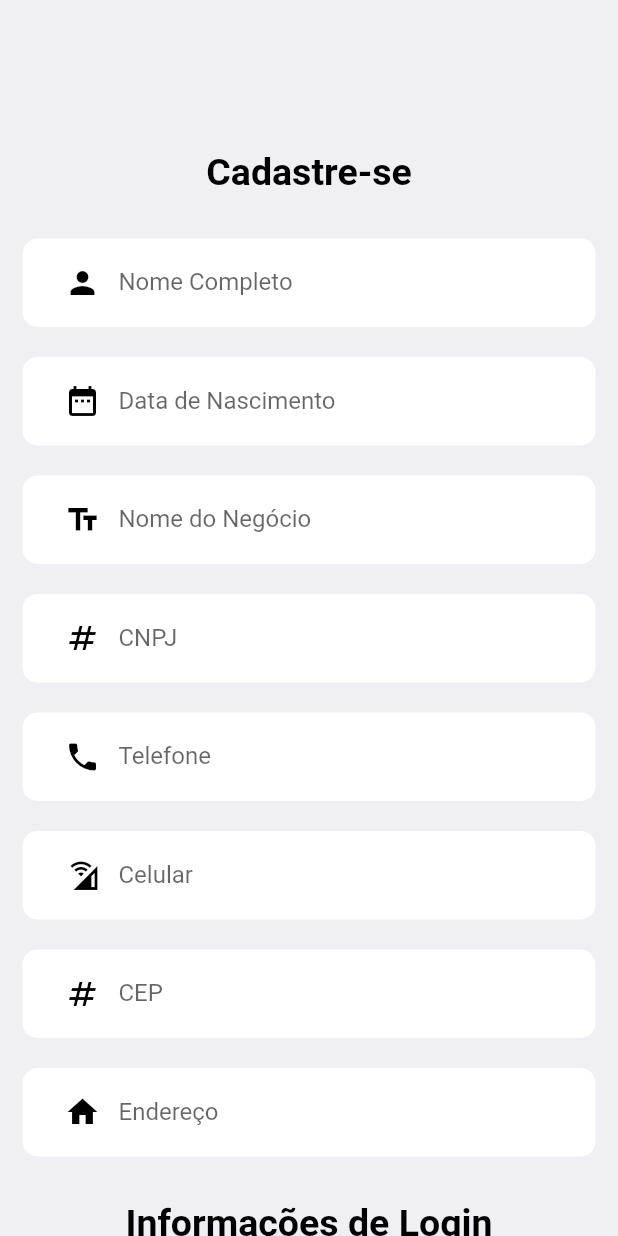
After one commit to guiqmaia/gear, a Flutter app: the Signup screen opened directly, on a phone screen of 412 x 824 dp. The commit adds this screen. Run offline on Flutter 3.47's test engine with Material 2 defaults, Android fonts, the phone set to English and light mode, and no system bars; our stand-ins replace dotted_border, fl_chart, image_picker, sqflite; missing offline and left inert: onboarding; accounts and stored records are empty.

Commit message:
fix bug in signup page

```diff
--- a/lib/main.dart
+++ b/lib/main.dart
@@ -1,9 +1,6 @@
 import 'package:flutter/material.dart';
-import 'package:gear/presenter/home/home_page.dart';
-import 'package:gear/presenter/login/login_page.dart';
-import 'package:gear/presenter/product_signup/product_signup_page.dart';
 
-import 'presenter/splash/splash_page.dart';
+import 'presenter/login/login_page.dart';
 
 void main(List<String> args) {
   runApp(
--- a/lib/presenter/signup/signup.dart
+++ b/lib/presenter/signup/signup.dart
@@ -1,10 +1,7 @@
 import 'package:flutter/material.dart';
 
 import '../../core/app_assets.dart';
-import '../login/login_page.dart';
-import '../shared/widgets/big_text_app.dart';
-import '../shared/widgets/btn_standard_app.dart';
-import '../shared/widgets/text_field_app.dart';
+import 'widgets/body_sign_up.dart';
 
 class Signup extends StatefulWidget {
   const Signup({Key? key}) : super(key: key);
@@ -30,93 +27,17 @@ class _SignupState extends State<Signup> {
   Widget build(BuildContext context) {
     return Scaffold(
       backgroundColor: backgroundGrey,
-      body: SingleChildScrollView(
-        physics: const BouncingScrollPhysics(),
-        child: Column(
-          children: [
-            Center(
-              child: Padding(
-                padding: const EdgeInsets.only(top: 100, bottom: 20),
-                child: BigTextApp(
-                  text: 'Cadastre-se',
-                ),
-              ),
-            ),
-            TextFieldApp(
-              labelItem: 'Nome Completo',
-              iconInput: Icons.person,
-              typeController: nameController,
-              isObscured: false,
-            ),
-            TextFieldApp(
-              labelItem: 'Data de Nascimento',
-              iconInput: Icons.date_range,
-              typeController: bithdayDateController,
-              isObscured: false,
-            ),
-            TextFieldApp(
-              labelItem: 'Nome do Negócio',
-              iconInput: Icons.text_fields_outlined,
-              typeController: bussinessNameController,
-              isObscured: false,
-            ),
-            TextFieldApp(
-              labelItem: 'CNPJ',
-              iconInput: Icons.numbers_sharp,
-              typeController: cnpjController,
-              isObscured: false,
-            ),
-            TextFieldApp(
-              labelItem: 'Telefone',
-              iconInput: Icons.phone,
-              typeController: phoneController,
-              isObscured: false,
-            ),
-            TextFieldApp(
-              labelItem: 'Celular',
-              iconInput: Icons.cell_wifi,
-              typeController: cellphoneController,
-              isObscured: false,
-            ),
-            TextFieldApp(
-              labelItem: 'CEP',
-              iconInput: Icons.numbers,
-              typeController: cepController,
-              isObscured: false,
-            ),
-            TextFieldApp(
-              labelItem: 'Endereço',
-              iconInput: Icons.home,
-              typeController: adressController,
-              isObscured: false,
-            ),
-
-            Padding(
-              padding: const EdgeInsets.only(top: 20, bottom: 20),
-              child: BigTextApp(text: 'Informações de Login'),
-            ),
-            TextFieldApp(
-              labelItem: 'Email',
-              iconInput: Icons.email,
-              typeController: loginController,
-              isObscured: false,
-            ),
-            TextFieldApp(
-              labelItem: 'Senha',
-              iconInput: Icons.key,
-              typeController: passwordController,
-              isObscured: false,
-            ),
-            Padding(
-              padding: const EdgeInsets.only(top: 20, bottom: 10),
-              child: BtnStandardApp(
-                  title: 'Finalizar Cadastro',
-                  pageRoute: LoginPage,
-                  widthBtn: MediaQuery.of(context).size.width * 9),
-            )
-          ],
-        ),
-      ),
+      body: BodySignUp(
+          nameController: nameController,
+          bithdayDateController: bithdayDateController,
+          bussinessNameController: bussinessNameController,
+          cnpjController: cnpjController,
+          phoneController: phoneController,
+          cellphoneController: cellphoneController,
+          cepController: cepController,
+          adressController: adressController,
+          loginController: loginController,
+          passwordController: passwordController),
     );
   }
 }
--- /dev/null
+++ b/lib/presenter/signup/widgets/body_sign_up.dart
@@ -0,0 +1,122 @@
+import 'package:flutter/material.dart';
+import 'package:gear/presenter/login/login_page.dart';
+import 'package:gear/presenter/shared/widgets/big_text_app.dart';
+import 'package:gear/presenter/shared/widgets/btn_standard_app.dart';
+import 'package:gear/presenter/shared/widgets/text_field_app.dart';
+
+class BodySignUp extends StatelessWidget {
+  const BodySignUp({
+    Key? key,
+    required this.nameController,
+    required this.bithdayDateController,
+    required this.bussinessNameController,
+    required this.cnpjController,
+    required this.phoneController,
+    required this.cellphoneController,
+    required this.cepController,
+    required this.adressController,
+    required this.loginController,
+    required this.passwordController,
+  }) : super(key: key);
+
+  final TextEditingController nameController;
+  final TextEditingController bithdayDateController;
+  final TextEditingController bussinessNameController;
+  final TextEditingController cnpjController;
+  final TextEditingController phoneController;
+  final TextEditingController cellphoneController;
+  final TextEditingController cepController;
+  final TextEditingController adressController;
+  final TextEditingController loginController;
+  final TextEditingController passwordController;
+
+  @override
+  Widget build(BuildContext context) {
+    return SingleChildScrollView(
+      physics: const BouncingScrollPhysics(),
+      child: Column(
+        children: [
+          Center(
+            child: Padding(
+              padding: const EdgeInsets.only(top: 100, bottom: 20),
+              child: BigTextApp(
+                text: 'Cadastre-se',
+              ),
+            ),
+          ),
+          TextFieldApp(
+            labelItem: 'Nome Completo',
+            iconInput: Icons.person,
+            typeController: nameController,
+            isObscured: false,
+          ),
+          TextFieldApp(
+            labelItem: 'Data de Nascimento',
+            iconInput: Icons.date_range,
+            typeController: bithdayDateController,
+            isObscured: false,
+          ),
+          TextFieldApp(
+            labelItem: 'Nome do Negócio',
+            iconInput: Icons.text_fields_outlined,
+            typeController: bussinessNameController,
+            isObscured: false,
+          ),
+          TextFieldApp(
+            labelItem: 'CNPJ',
+            iconInput: Icons.numbers_sharp,
+            typeController: cnpjController,
+            isObscured: false,
+          ),
+          TextFieldApp(
+            labelItem: 'Telefone',
+            iconInput: Icons.phone,
+            typeController: phoneController,
+            isObscured: false,
+          ),
+          TextFieldApp(
+            labelItem: 'Celular',
+            iconInput: Icons.cell_wifi,
+            typeController: cellphoneController,
+            isObscured: false,
+          ),
+          TextFieldApp(
+            labelItem: 'CEP',
+            iconInput: Icons.numbers,
+            typeController: cepController,
+            isObscured: false,
+          ),
+          TextFieldApp(
+            labelItem: 'Endereço',
+            iconInput: Icons.home,
+            typeController: adressController,
+            isObscured: false,
+          ),
+          Padding(
+            padding: const EdgeInsets.only(top: 20, bottom: 20),
+            child: BigTextApp(text: 'Informações de Login'),
+          ),
+          TextFieldApp(
+            labelItem: 'Email',
+            iconInput: Icons.email,
+            typeController: loginController,
+            isObscured: false,
+          ),
+          TextFieldApp(
+            labelItem: 'Senha',
+            iconInput: Icons.key,
+            typeController: passwordController,
+            isObscured: false,
+          ),
+          Padding(
+            padding: const EdgeInsets.only(top: 20, bottom: 10),
+            child: BtnStandardApp(
+                title: 'Finalizar Cadastro',
+                pageRoute: const LoginPage(),
+                widthBtn: MediaQuery.of(context).size.width * 9),
+          )
+        ],
+      ),
+    );
+  }
+}
```
